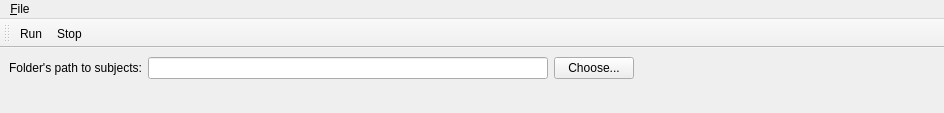
Before: the Qt Designer form src/main/python/ui/Ui_MainWindow.ui in samuelPoulin3/SYS818_Project, drawn with Qt 5.
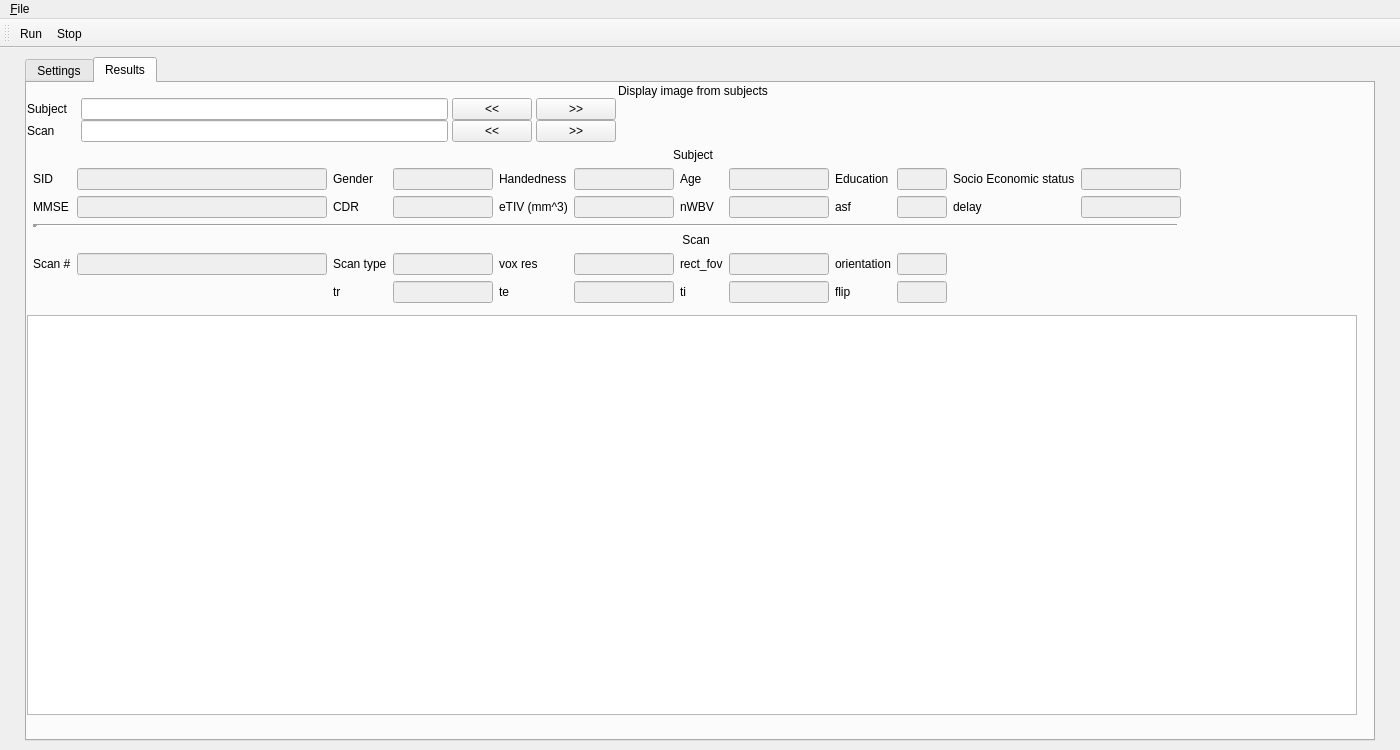
After: the same form once the commit is applied. The open tabs and pages were chosen to show the change.

Commit message: WIP New viewer to show images

```diff
--- a/src/main/python/ui/Ui_MainWindow.ui
+++ b/src/main/python/ui/Ui_MainWindow.ui
@@ -9,8 +9,8 @@
    <rect>
     <x>0</x>
     <y>0</y>
-    <width>944</width>
-    <height>113</height>
+    <width>1400</width>
+    <height>750</height>
    </rect>
   </property>
   <property name="sizePolicy">
@@ -28,68 +28,918 @@
    </property>
    <layout class="QHBoxLayout" name="horizontalLayout_2">
     <item>
-     <layout class="QVBoxLayout" name="verticalLayout">
-      <item>
-       <layout class="QHBoxLayout" name="horizontalLayout">
-        <item>
-         <widget class="QLabel" name="label">
-          <property name="text">
-           <string>Folder's path to subjects:</string>
-          </property>
-         </widget>
-        </item>
-        <item>
-         <widget class="QLineEdit" name="subjects_path_lineEdit">
-          <property name="minimumSize">
-           <size>
-            <width>400</width>
-            <height>0</height>
-           </size>
-          </property>
-          <property name="maximumSize">
-           <size>
-            <width>400</width>
-            <height>16777215</height>
-           </size>
-          </property>
-         </widget>
-        </item>
-        <item>
-         <widget class="QPushButton" name="choose_pushButton">
-          <property name="text">
-           <string>Choose...</string>
-          </property>
-         </widget>
-        </item>
-        <item>
-         <spacer name="horizontalSpacer">
-          <property name="orientation">
-           <enum>Qt::Horizontal</enum>
-          </property>
-          <property name="sizeHint" stdset="0">
-           <size>
-            <width>40</width>
-            <height>20</height>
-           </size>
-          </property>
-         </spacer>
-        </item>
-       </layout>
-      </item>
-      <item>
-       <spacer name="verticalSpacer">
-        <property name="orientation">
-         <enum>Qt::Vertical</enum>
+     <widget class="QTabWidget" name="Classification_algo">
+      <property name="minimumSize">
+       <size>
+        <width>1350</width>
+        <height>0</height>
+       </size>
+      </property>
+      <property name="maximumSize">
+       <size>
+        <width>1350</width>
+        <height>16777215</height>
+       </size>
+      </property>
+      <property name="currentIndex">
+       <number>0</number>
+      </property>
+      <widget class="QWidget" name="Settings">
+       <attribute name="title">
+        <string>Settings</string>
+       </attribute>
+       <widget class="QWidget" name="layoutWidget">
+        <property name="geometry">
+         <rect>
+          <x>0</x>
+          <y>0</y>
+          <width>651</width>
+          <height>41</height>
+         </rect>
         </property>
-        <property name="sizeHint" stdset="0">
-         <size>
-          <width>20</width>
-          <height>40</height>
-         </size>
+        <layout class="QVBoxLayout" name="verticalLayout">
+         <item>
+          <layout class="QHBoxLayout" name="horizontalLayout">
+           <item>
+            <widget class="QLabel" name="label">
+             <property name="text">
+              <string>Folder's path to subjects:</string>
+             </property>
+            </widget>
+           </item>
+           <item>
+            <widget class="QLineEdit" name="subjects_path_lineEdit">
+             <property name="minimumSize">
+              <size>
+               <width>400</width>
+               <height>0</height>
+              </size>
+             </property>
+             <property name="maximumSize">
+              <size>
+               <width>400</width>
+               <height>16777215</height>
+              </size>
+             </property>
+             <property name="placeholderText">
+              <string>Choose folder with subjects...</string>
+             </property>
+            </widget>
+           </item>
+           <item>
+            <widget class="QPushButton" name="choose_pushButton">
+             <property name="text">
+              <string>Choose...</string>
+             </property>
+            </widget>
+           </item>
+           <item>
+            <spacer name="horizontalSpacer">
+             <property name="orientation">
+              <enum>Qt::Horizontal</enum>
+             </property>
+             <property name="sizeHint" stdset="0">
+              <size>
+               <width>40</width>
+               <height>20</height>
+              </size>
+             </property>
+            </spacer>
+           </item>
+          </layout>
+         </item>
+         <item>
+          <spacer name="verticalSpacer">
+           <property name="orientation">
+            <enum>Qt::Vertical</enum>
+           </property>
+           <property name="sizeHint" stdset="0">
+            <size>
+             <width>20</width>
+             <height>40</height>
+            </size>
+           </property>
+          </spacer>
+         </item>
+        </layout>
+       </widget>
+      </widget>
+      <widget class="QWidget" name="Results">
+       <attribute name="title">
+        <string>Results</string>
+       </attribute>
+       <widget class="QWidget" name="verticalLayoutWidget">
+        <property name="geometry">
+         <rect>
+          <x>0</x>
+          <y>0</y>
+          <width>1332</width>
+          <height>632</height>
+         </rect>
         </property>
-       </spacer>
-      </item>
-     </layout>
+        <layout class="QVBoxLayout" name="verticalLayout_2">
+         <item>
+          <layout class="QHBoxLayout" name="horizontalLayout_6">
+           <item>
+            <layout class="QGridLayout" name="gridLayout_2">
+             <property name="sizeConstraint">
+              <enum>QLayout::SetDefaultConstraint</enum>
+             </property>
+             <property name="horizontalSpacing">
+              <number>4</number>
+             </property>
+             <property name="verticalSpacing">
+              <number>0</number>
+             </property>
+             <item row="3" column="2">
+              <widget class="QPushButton" name="back_scan_pushButton">
+               <property name="text">
+                <string>&lt;&lt;</string>
+               </property>
+              </widget>
+             </item>
+             <item row="0" column="0" colspan="6">
+              <widget class="QLabel" name="label_3">
+               <property name="minimumSize">
+                <size>
+                 <width>0</width>
+                 <height>15</height>
+                </size>
+               </property>
+               <property name="maximumSize">
+                <size>
+                 <width>16777215</width>
+                 <height>15</height>
+                </size>
+               </property>
+               <property name="text">
+                <string>Display image from subjects</string>
+               </property>
+               <property name="alignment">
+                <set>Qt::AlignCenter</set>
+               </property>
+              </widget>
+             </item>
+             <item row="3" column="0">
+              <widget class="QLabel" name="label_4">
+               <property name="minimumSize">
+                <size>
+                 <width>50</width>
+                 <height>0</height>
+                </size>
+               </property>
+               <property name="maximumSize">
+                <size>
+                 <width>50</width>
+                 <height>16777215</height>
+                </size>
+               </property>
+               <property name="text">
+                <string>Scan</string>
+               </property>
+              </widget>
+             </item>
+             <item row="2" column="1">
+              <widget class="QLineEdit" name="subject_lineEdit"/>
+             </item>
+             <item row="3" column="5">
+              <spacer name="horizontalSpacer_3">
+               <property name="orientation">
+                <enum>Qt::Horizontal</enum>
+               </property>
+               <property name="sizeHint" stdset="0">
+                <size>
+                 <width>40</width>
+                 <height>20</height>
+                </size>
+               </property>
+              </spacer>
+             </item>
+             <item row="2" column="2">
+              <widget class="QPushButton" name="back_subject_pushButton">
+               <property name="text">
+                <string>&lt;&lt;</string>
+               </property>
+              </widget>
+             </item>
+             <item row="3" column="3">
+              <widget class="QPushButton" name="next_scan_pushButton">
+               <property name="text">
+                <string>&gt;&gt;</string>
+               </property>
+              </widget>
+             </item>
+             <item row="3" column="1">
+              <widget class="QLineEdit" name="scan_lineEdit"/>
+             </item>
+             <item row="2" column="0">
+              <widget class="QLabel" name="label_2">
+               <property name="minimumSize">
+                <size>
+                 <width>50</width>
+                 <height>0</height>
+                </size>
+               </property>
+               <property name="maximumSize">
+                <size>
+                 <width>50</width>
+                 <height>16777215</height>
+                </size>
+               </property>
+               <property name="text">
+                <string>Subject</string>
+               </property>
+              </widget>
+             </item>
+             <item row="2" column="3">
+              <widget class="QPushButton" name="next_pushButton">
+               <property name="text">
+                <string>&gt;&gt;</string>
+               </property>
+              </widget>
+             </item>
+             <item row="2" column="5">
+              <spacer name="horizontalSpacer_2">
+               <property name="orientation">
+                <enum>Qt::Horizontal</enum>
+               </property>
+               <property name="sizeHint" stdset="0">
+                <size>
+                 <width>40</width>
+                 <height>20</height>
+                </size>
+               </property>
+              </spacer>
+             </item>
+             <item row="2" column="4">
+              <spacer name="horizontalSpacer_6">
+               <property name="orientation">
+                <enum>Qt::Horizontal</enum>
+               </property>
+               <property name="sizeHint" stdset="0">
+                <size>
+                 <width>40</width>
+                 <height>20</height>
+                </size>
+               </property>
+              </spacer>
+             </item>
+             <item row="3" column="4">
+              <spacer name="horizontalSpacer_7">
+               <property name="orientation">
+                <enum>Qt::Horizontal</enum>
+               </property>
+               <property name="sizeHint" stdset="0">
+                <size>
+                 <width>40</width>
+                 <height>20</height>
+                </size>
+               </property>
+              </spacer>
+             </item>
+            </layout>
+           </item>
+          </layout>
+         </item>
+         <item>
+          <layout class="QGridLayout" name="gridLayout_3">
+           <item row="1" column="5">
+            <widget class="QLabel" name="label_6">
+             <property name="text">
+              <string>Handedness</string>
+             </property>
+            </widget>
+           </item>
+           <item row="6" column="7">
+            <widget class="QLabel" name="label_26">
+             <property name="text">
+              <string>ti</string>
+             </property>
+            </widget>
+           </item>
+           <item row="1" column="2">
+            <widget class="QLineEdit" name="sid_lineEdit">
+             <property name="enabled">
+              <bool>false</bool>
+             </property>
+             <property name="minimumSize">
+              <size>
+               <width>250</width>
+               <height>0</height>
+              </size>
+             </property>
+             <property name="maximumSize">
+              <size>
+               <width>250</width>
+               <height>16777215</height>
+              </size>
+             </property>
+            </widget>
+           </item>
+           <item row="5" column="4">
+            <widget class="QLineEdit" name="scan_type_lineEdit">
+             <property name="enabled">
+              <bool>false</bool>
+             </property>
+             <property name="minimumSize">
+              <size>
+               <width>100</width>
+               <height>0</height>
+              </size>
+             </property>
+             <property name="maximumSize">
+              <size>
+               <width>100</width>
+               <height>16777215</height>
+              </size>
+             </property>
+            </widget>
+           </item>
+           <item row="6" column="10">
+            <widget class="QLineEdit" name="flip_lineEdit">
+             <property name="enabled">
+              <bool>false</bool>
+             </property>
+             <property name="minimumSize">
+              <size>
+               <width>50</width>
+               <height>0</height>
+              </size>
+             </property>
+             <property name="maximumSize">
+              <size>
+               <width>50</width>
+               <height>16777215</height>
+              </size>
+             </property>
+            </widget>
+           </item>
+           <item row="2" column="13">
+            <spacer name="horizontalSpacer_5">
+             <property name="orientation">
+              <enum>Qt::Horizontal</enum>
+             </property>
+             <property name="sizeHint" stdset="0">
+              <size>
+               <width>40</width>
+               <height>20</height>
+              </size>
+             </property>
+            </spacer>
+           </item>
+           <item row="6" column="8">
+            <widget class="QLineEdit" name="ti_lineEdit">
+             <property name="enabled">
+              <bool>false</bool>
+             </property>
+             <property name="minimumSize">
+              <size>
+               <width>100</width>
+               <height>0</height>
+              </size>
+             </property>
+             <property name="maximumSize">
+              <size>
+               <width>100</width>
+               <height>16777215</height>
+              </size>
+             </property>
+            </widget>
+           </item>
+           <item row="1" column="8">
+            <widget class="QLineEdit" name="age_lineEdit">
+             <property name="enabled">
+              <bool>false</bool>
+             </property>
+             <property name="minimumSize">
+              <size>
+               <width>100</width>
+               <height>0</height>
+              </size>
+             </property>
+             <property name="maximumSize">
+              <size>
+               <width>100</width>
+               <height>16777215</height>
+              </size>
+             </property>
+            </widget>
+           </item>
+           <item row="2" column="1">
+            <widget class="QLabel" name="label_13">
+             <property name="text">
+              <string>MMSE</string>
+             </property>
+            </widget>
+           </item>
+           <item row="5" column="5">
+            <widget class="QLabel" name="label_21">
+             <property name="text">
+              <string>vox res</string>
+             </property>
+            </widget>
+           </item>
+           <item row="5" column="7">
+            <widget class="QLabel" name="label_22">
+             <property name="text">
+              <string>rect_fov</string>
+             </property>
+            </widget>
+           </item>
+           <item row="5" column="6">
+            <widget class="QLineEdit" name="vox_res_lineEdit">
+             <property name="enabled">
+              <bool>false</bool>
+             </property>
+             <property name="minimumSize">
+              <size>
+               <width>100</width>
+               <height>0</height>
+              </size>
+             </property>
+             <property name="maximumSize">
+              <size>
+               <width>100</width>
+               <height>16777215</height>
+              </size>
+             </property>
+            </widget>
+           </item>
+           <item row="5" column="10">
+            <widget class="QLineEdit" name="orientation_lineEdit">
+             <property name="enabled">
+              <bool>false</bool>
+             </property>
+             <property name="minimumSize">
+              <size>
+               <width>50</width>
+               <height>0</height>
+              </size>
+             </property>
+             <property name="maximumSize">
+              <size>
+               <width>50</width>
+               <height>16777215</height>
+              </size>
+             </property>
+            </widget>
+           </item>
+           <item row="5" column="3">
+            <widget class="QLabel" name="label_20">
+             <property name="text">
+              <string>Scan type</string>
+             </property>
+            </widget>
+           </item>
+           <item row="2" column="10">
+            <widget class="QLineEdit" name="asf_lineEdit">
+             <property name="enabled">
+              <bool>false</bool>
+             </property>
+             <property name="minimumSize">
+              <size>
+               <width>50</width>
+               <height>0</height>
+              </size>
+             </property>
+             <property name="maximumSize">
+              <size>
+               <width>50</width>
+               <height>16777215</height>
+              </size>
+             </property>
+            </widget>
+           </item>
+           <item row="1" column="11">
+            <widget class="QLabel" name="label_11">
+             <property name="text">
+              <string>Socio Economic status</string>
+             </property>
+            </widget>
+           </item>
+           <item row="2" column="6">
+            <widget class="QLineEdit" name="e_tiv_lineEdit">
+             <property name="enabled">
+              <bool>false</bool>
+             </property>
+             <property name="minimumSize">
+              <size>
+               <width>100</width>
+               <height>0</height>
+              </size>
+             </property>
+             <property name="maximumSize">
+              <size>
+               <width>100</width>
+               <height>16777215</height>
+              </size>
+             </property>
+            </widget>
+           </item>
+           <item row="1" column="6">
+            <widget class="QLineEdit" name="hand_lineEdit">
+             <property name="enabled">
+              <bool>false</bool>
+             </property>
+             <property name="minimumSize">
+              <size>
+               <width>100</width>
+               <height>0</height>
+              </size>
+             </property>
+             <property name="maximumSize">
+              <size>
+               <width>100</width>
+               <height>16777215</height>
+              </size>
+             </property>
+            </widget>
+           </item>
+           <item row="5" column="9">
+            <widget class="QLabel" name="label_23">
+             <property name="text">
+              <string>orientation</string>
+             </property>
+            </widget>
+           </item>
+           <item row="6" column="4">
+            <widget class="QLineEdit" name="tr_lineEdit">
+             <property name="enabled">
+              <bool>false</bool>
+             </property>
+             <property name="minimumSize">
+              <size>
+               <width>100</width>
+               <height>0</height>
+              </size>
+             </property>
+             <property name="maximumSize">
+              <size>
+               <width>100</width>
+               <height>16777215</height>
+              </size>
+             </property>
+            </widget>
+           </item>
+           <item row="2" column="4">
+            <widget class="QLineEdit" name="cdr_lineEdit">
+             <property name="enabled">
+              <bool>false</bool>
+             </property>
+             <property name="minimumSize">
+              <size>
+               <width>100</width>
+               <height>0</height>
+              </size>
+             </property>
+             <property name="maximumSize">
+              <size>
+               <width>100</width>
+               <height>16777215</height>
+              </size>
+             </property>
+            </widget>
+           </item>
+           <item row="1" column="12">
+            <widget class="QLineEdit" name="ses_lineEdit">
+             <property name="enabled">
+              <bool>false</bool>
+             </property>
+             <property name="minimumSize">
+              <size>
+               <width>100</width>
+               <height>0</height>
+              </size>
+             </property>
+             <property name="maximumSize">
+              <size>
+               <width>100</width>
+               <height>16777215</height>
+              </size>
+             </property>
+            </widget>
+           </item>
+           <item row="2" column="5">
+            <widget class="QLabel" name="label_14">
+             <property name="text">
+              <string>eTIV (mm^3)</string>
+             </property>
+            </widget>
+           </item>
+           <item row="2" column="7">
+            <widget class="QLabel" name="label_16">
+             <property name="text">
+              <string>nWBV</string>
+             </property>
+            </widget>
+           </item>
+           <item row="5" column="2">
+            <widget class="QLineEdit" name="scan_number_lineEdit">
+             <property name="enabled">
+              <bool>false</bool>
+             </property>
+             <property name="minimumSize">
+              <size>
+               <width>250</width>
+               <height>0</height>
+              </size>
+             </property>
+             <property name="maximumSize">
+              <size>
+               <width>250</width>
+               <height>16777215</height>
+              </size>
+             </property>
+            </widget>
+           </item>
+           <item row="2" column="8">
+            <widget class="QLineEdit" name="n_wbv_lineEdit">
+             <property name="enabled">
+              <bool>false</bool>
+             </property>
+             <property name="minimumSize">
+              <size>
+               <width>100</width>
+               <height>0</height>
+              </size>
+             </property>
+             <property name="maximumSize">
+              <size>
+               <width>100</width>
+               <height>16777215</height>
+              </size>
+             </property>
+            </widget>
+           </item>
+           <item row="1" column="10">
+            <widget class="QLineEdit" name="educ_lineEdit">
+             <property name="enabled">
+              <bool>false</bool>
+             </property>
+             <property name="minimumSize">
+              <size>
+               <width>50</width>
+               <height>0</height>
+              </size>
+             </property>
+             <property name="maximumSize">
+              <size>
+               <width>50</width>
+               <height>16777215</height>
+              </size>
+             </property>
+            </widget>
+           </item>
+           <item row="6" column="3">
+            <widget class="QLabel" name="label_25">
+             <property name="text">
+              <string>tr</string>
+             </property>
+            </widget>
+           </item>
+           <item row="5" column="8">
+            <widget class="QLineEdit" name="rect_fov_lineEdit">
+             <property name="enabled">
+              <bool>false</bool>
+             </property>
+             <property name="minimumSize">
+              <size>
+               <width>100</width>
+               <height>0</height>
+              </size>
+             </property>
+             <property name="maximumSize">
+              <size>
+               <width>100</width>
+               <height>16777215</height>
+              </size>
+             </property>
+            </widget>
+           </item>
+           <item row="1" column="4">
+            <widget class="QLineEdit" name="gender_lineEdit">
+             <property name="enabled">
+              <bool>false</bool>
+             </property>
+             <property name="minimumSize">
+              <size>
+               <width>100</width>
+               <height>0</height>
+              </size>
+             </property>
+             <property name="maximumSize">
+              <size>
+               <width>100</width>
+               <height>16777215</height>
+              </size>
+             </property>
+            </widget>
+           </item>
+           <item row="6" column="5">
+            <widget class="QLabel" name="label_24">
+             <property name="text">
+              <string>te</string>
+             </property>
+            </widget>
+           </item>
+           <item row="1" column="3">
+            <widget class="QLabel" name="label_8">
+             <property name="text">
+              <string>Gender</string>
+             </property>
+            </widget>
+           </item>
+           <item row="5" column="1">
+            <widget class="QLabel" name="label_19">
+             <property name="text">
+              <string>Scan #</string>
+             </property>
+            </widget>
+           </item>
+           <item row="2" column="9">
+            <widget class="QLabel" name="label_12">
+             <property name="text">
+              <string>asf</string>
+             </property>
+            </widget>
+           </item>
+           <item row="4" column="1" colspan="13">
+            <widget class="QLabel" name="label_18">
+             <property name="text">
+              <string>Scan</string>
+             </property>
+             <property name="alignment">
+              <set>Qt::AlignCenter</set>
+             </property>
+            </widget>
+           </item>
+           <item row="2" column="2">
+            <widget class="QLineEdit" name="MMSE_lineEdit">
+             <property name="enabled">
+              <bool>false</bool>
+             </property>
+             <property name="minimumSize">
+              <size>
+               <width>250</width>
+               <height>0</height>
+              </size>
+             </property>
+             <property name="maximumSize">
+              <size>
+               <width>250</width>
+               <height>16777215</height>
+              </size>
+             </property>
+            </widget>
+           </item>
+           <item row="0" column="0" colspan="14">
+            <widget class="QLabel" name="label_5">
+             <property name="text">
+              <string>Subject</string>
+             </property>
+             <property name="alignment">
+              <set>Qt::AlignCenter</set>
+             </property>
+            </widget>
+           </item>
+           <item row="1" column="9">
+            <widget class="QLabel" name="label_10">
+             <property name="text">
+              <string>Education</string>
+             </property>
+            </widget>
+           </item>
+           <item row="6" column="6">
+            <widget class="QLineEdit" name="te_lineEdit">
+             <property name="enabled">
+              <bool>false</bool>
+             </property>
+             <property name="minimumSize">
+              <size>
+               <width>100</width>
+               <height>0</height>
+              </size>
+             </property>
+             <property name="maximumSize">
+              <size>
+               <width>100</width>
+               <height>16777215</height>
+              </size>
+             </property>
+            </widget>
+           </item>
+           <item row="1" column="1">
+            <widget class="QLabel" name="label_7">
+             <property name="text">
+              <string>SID</string>
+             </property>
+            </widget>
+           </item>
+           <item row="2" column="11">
+            <widget class="QLabel" name="label_17">
+             <property name="text">
+              <string>delay</string>
+             </property>
+            </widget>
+           </item>
+           <item row="1" column="13">
+            <spacer name="horizontalSpacer_4">
+             <property name="orientation">
+              <enum>Qt::Horizontal</enum>
+             </property>
+             <property name="sizeHint" stdset="0">
+              <size>
+               <width>40</width>
+               <height>20</height>
+              </size>
+             </property>
+            </spacer>
+           </item>
+           <item row="2" column="12">
+            <widget class="QLineEdit" name="delay_lineEdit">
+             <property name="enabled">
+              <bool>false</bool>
+             </property>
+             <property name="minimumSize">
+              <size>
+               <width>100</width>
+               <height>0</height>
+              </size>
+             </property>
+             <property name="maximumSize">
+              <size>
+               <width>100</width>
+               <height>16777215</height>
+              </size>
+             </property>
+            </widget>
+           </item>
+           <item row="1" column="7">
+            <widget class="QLabel" name="label_9">
+             <property name="text">
+              <string>Age</string>
+             </property>
+            </widget>
+           </item>
+           <item row="2" column="3">
+            <widget class="QLabel" name="label_15">
+             <property name="text">
+              <string>CDR</string>
+             </property>
+            </widget>
+           </item>
+           <item row="6" column="9">
+            <widget class="QLabel" name="label_27">
+             <property name="text">
+              <string>flip</string>
+             </property>
+            </widget>
+           </item>
+           <item row="3" column="1" colspan="12">
+            <widget class="Line" name="line">
+             <property name="lineWidth">
+              <number>5</number>
+             </property>
+             <property name="orientation">
+              <enum>Qt::Horizontal</enum>
+             </property>
+            </widget>
+           </item>
+          </layout>
+         </item>
+         <item>
+          <spacer name="verticalSpacer_2">
+           <property name="orientation">
+            <enum>Qt::Vertical</enum>
+           </property>
+           <property name="sizeHint" stdset="0">
+            <size>
+             <width>20</width>
+             <height>40</height>
+            </size>
+           </property>
+          </spacer>
+         </item>
+         <item>
+          <widget class="QGraphicsView" name="result_layout">
+           <property name="minimumSize">
+            <size>
+             <width>1330</width>
+             <height>400</height>
+            </size>
+           </property>
+           <property name="maximumSize">
+            <size>
+             <width>1330</width>
+             <height>400</height>
+            </size>
+           </property>
+          </widget>
+         </item>
+        </layout>
+       </widget>
+      </widget>
+     </widget>
     </item>
    </layout>
   </widget>
@@ -98,7 +948,7 @@
     <rect>
      <x>0</x>
      <y>0</y>
-     <width>944</width>
+     <width>1400</width>
      <height>21</height>
     </rect>
    </property>
```
The commit also changes 4 other files.
